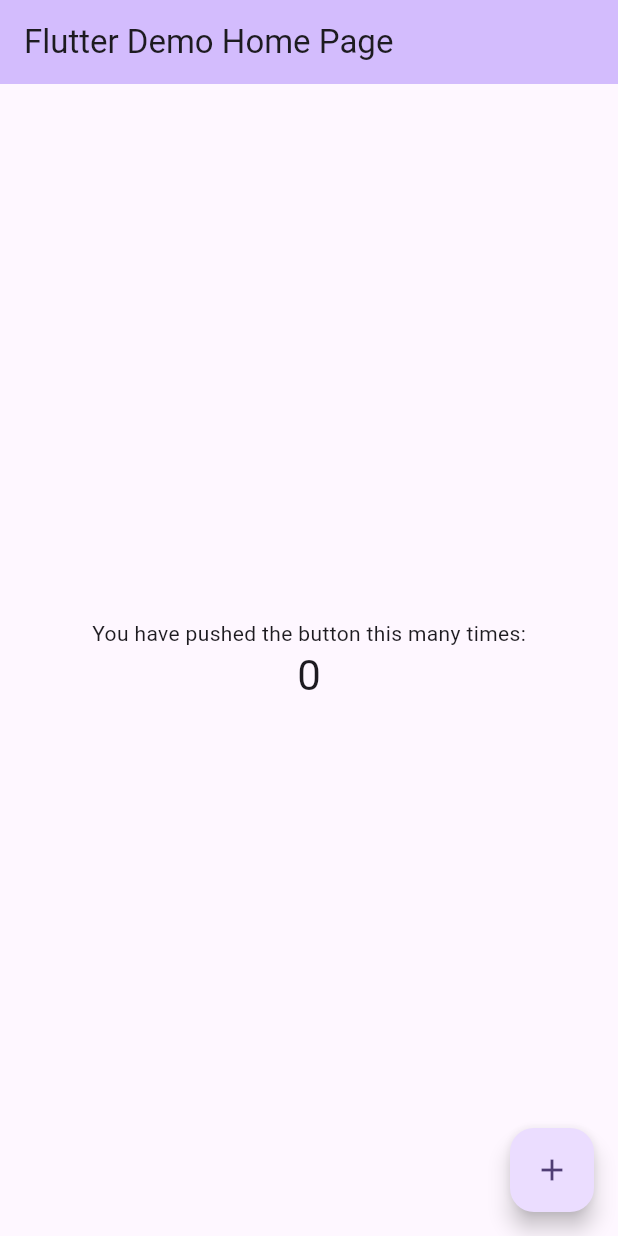
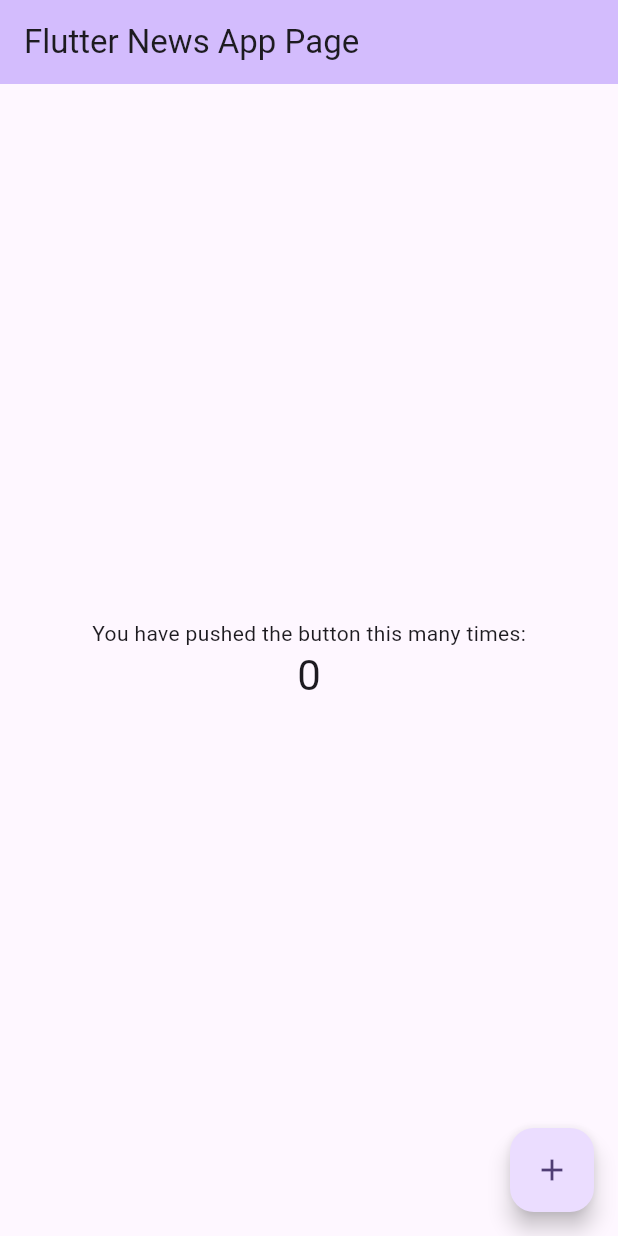
Before and after one commit to sigityuki/news_app_clean_architecture, a Flutter app: the screen it shows after launch, on a phone screen of 412 x 824 dp. Run offline on Flutter 3.47's test engine with Material 3 defaults, Android fonts, the phone set to English and light mode, and no system bars.

Commit message:
init clean architecture

```diff
--- a/lib/main.dart
+++ b/lib/main.dart
@@ -11,7 +11,7 @@ class MyApp extends StatelessWidget {
   @override
   Widget build(BuildContext context) {
     return MaterialApp(
-      title: 'Flutter Demo',
+      title: 'News App',
       theme: ThemeData(
         // This is the theme of your application.
         //
@@ -31,7 +31,7 @@ class MyApp extends StatelessWidget {
         colorScheme: ColorScheme.fromSeed(seedColor: Colors.deepPurple),
         useMaterial3: true,
       ),
-      home: const MyHomePage(title: 'Flutter Demo Home Page'),
+      home: const MyHomePage(title: 'Flutter News App Page'),
     );
   }
 }
```
